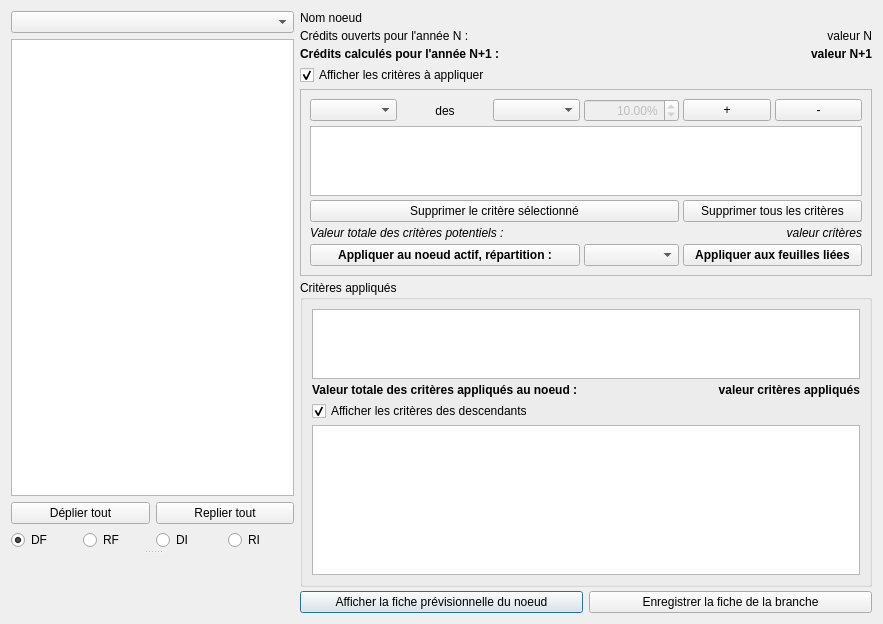
This is formauditprevisions.ui in GiPiLab/ProtonClassicSuite as Qt 5 draws it before an edit. The edited form follows.
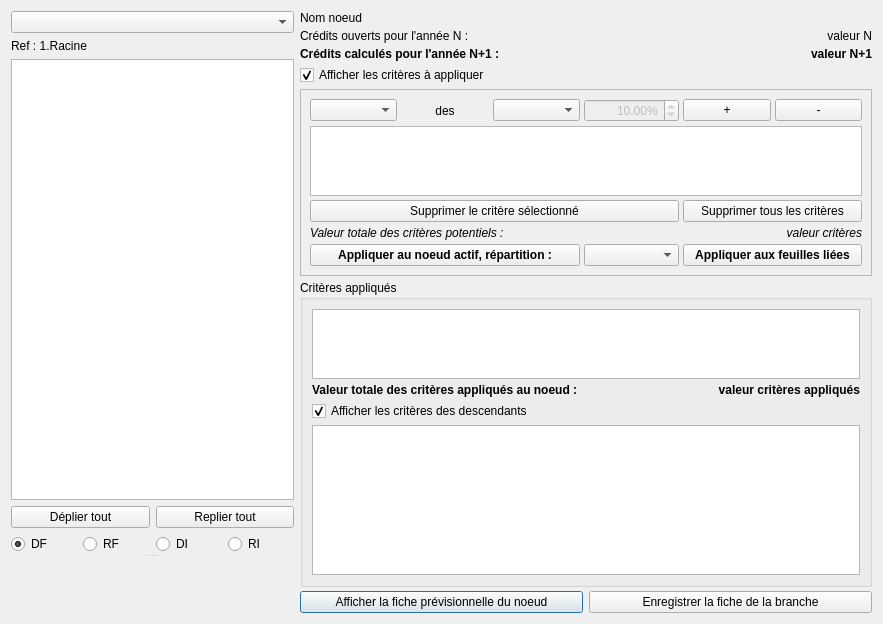
This is the edited form. Icons and pictures are not drawn. Custom widgets are drawn as their Qt base class.

Commit message: Fix a regression with settings, update messagebox, add reference node label

```diff
--- a/formauditprevisions.ui
+++ b/formauditprevisions.ui
@@ -106,7 +106,48 @@
      </property>
      <widget class="QWidget" name="layoutWidget_1">
       <layout class="QGridLayout" name="gridLayout_2">
-       <item row="1" column="0" colspan="4">
+       <item row="4" column="1">
+        <widget class="QRadioButton" name="radioButtonRF">
+         <property name="text">
+          <string>RF</string>
+         </property>
+        </widget>
+       </item>
+       <item row="3" column="2" colspan="2">
+        <widget class="QPushButton" name="pushButtonCollapseAll">
+         <property name="text">
+          <string>Replier tout</string>
+         </property>
+        </widget>
+       </item>
+       <item row="4" column="0">
+        <widget class="QRadioButton" name="radioButtonDF">
+         <property name="text">
+          <string>DF</string>
+         </property>
+         <property name="checked">
+          <bool>true</bool>
+         </property>
+        </widget>
+       </item>
+       <item row="4" column="3">
+        <widget class="QRadioButton" name="radioButtonRI">
+         <property name="text">
+          <string>RI</string>
+         </property>
+        </widget>
+       </item>
+       <item row="0" column="0" colspan="4">
+        <widget class="QComboBox" name="comboListPrevisions"/>
+       </item>
+       <item row="3" column="0" colspan="2">
+        <widget class="QPushButton" name="pushButtonExpandAll">
+         <property name="text">
+          <string>Déplier tout</string>
+         </property>
+        </widget>
+       </item>
+       <item row="2" column="0" colspan="4">
         <widget class="QTreeView" name="treeView">
          <property name="sizePolicy">
           <sizepolicy hsizetype="Expanding" vsizetype="Expanding">
@@ -131,51 +172,20 @@
          </attribute>
         </widget>
        </item>
-       <item row="3" column="0">
-        <widget class="QRadioButton" name="radioButtonDF">
-         <property name="text">
-          <string>DF</string>
-         </property>
-         <property name="checked">
-          <bool>true</bool>
-         </property>
-        </widget>
-       </item>
-       <item row="3" column="1">
-        <widget class="QRadioButton" name="radioButtonRF">
-         <property name="text">
-          <string>RF</string>
-         </property>
-        </widget>
-       </item>
-       <item row="3" column="2">
+       <item row="4" column="2">
         <widget class="QRadioButton" name="radioButtonDI">
          <property name="text">
           <string>DI</string>
          </property>
         </widget>
        </item>
-       <item row="3" column="3">
-        <widget class="QRadioButton" name="radioButtonRI">
-         <property name="text">
-          <string>RI</string>
+       <item row="1" column="0" colspan="4">
+        <widget class="QLabel" name="labelReference">
+         <property name="toolTip">
+          <string>&lt;html&gt;&lt;head/&gt;&lt;body&gt;&lt;p&gt;Noeud de référence pour les calculs&lt;/p&gt;&lt;/body&gt;&lt;/html&gt;</string>
          </property>
-        </widget>
-       </item>
-       <item row="0" column="0" colspan="4">
-        <widget class="QComboBox" name="comboListPrevisions"/>
-       </item>
-       <item row="2" column="0" colspan="2">
-        <widget class="QPushButton" name="pushButtonExpandAll">
          <property name="text">
-          <string>Déplier tout</string>
-         </property>
-        </widget>
-       </item>
-       <item row="2" column="2" colspan="2">
-        <widget class="QPushButton" name="pushButtonCollapseAll">
-         <property name="text">
-          <string>Replier tout</string>
+          <string>Ref : 1.Racine</string>
          </property>
         </widget>
        </item>
```
The commit also changes 13 other files.
